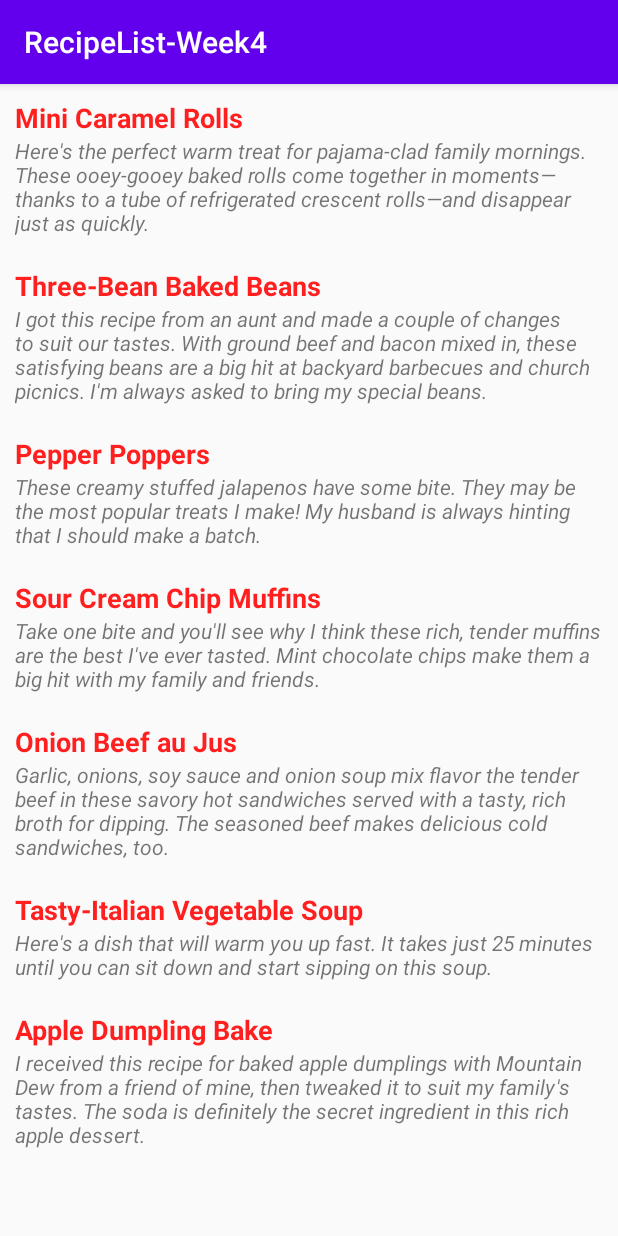
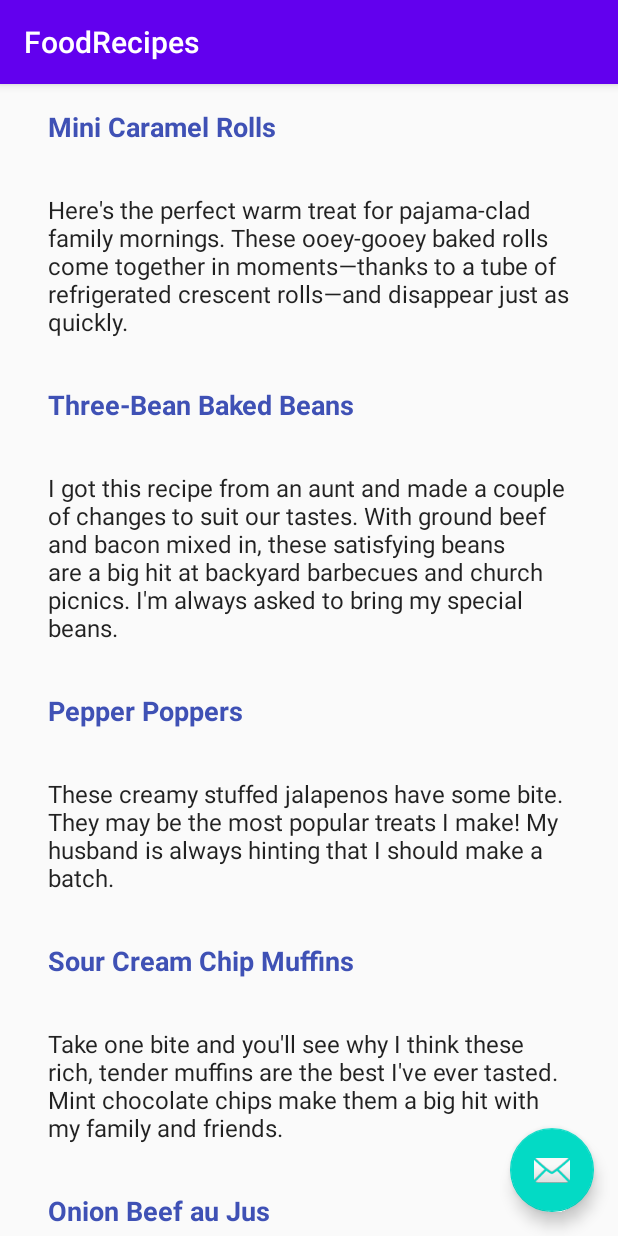
Before and after one commit to theemreergul/RecipeList-Week4, an Android app: the screen it shows after launch (MainActivity before the commit, FoodRecipeListActivity after it), on a phone screen of 412 x 824 dp. Run offline under Robolectric (Android 15) with nearby library versions, the phone set to English and light mode, and no system bars.

Commit message:
Converted the current activity into Master Detail Flow

```diff
--- a/app/build.gradle
+++ b/app/build.gradle
@@ -27,6 +27,8 @@ dependencies {
     implementation 'androidx.appcompat:appcompat:1.2.0'
     implementation 'androidx.constraintlayout:constraintlayout:2.0.1'
     implementation 'androidx.recyclerview:recyclerview:1.1.0'
+    implementation 'androidx.legacy:legacy-support-v4:1.0.0'
+    implementation 'com.google.android.material:material:1.2.1'
     testImplementation 'junit:junit:4.12'
     androidTestImplementation 'androidx.test.ext:junit:1.1.2'
     androidTestImplementation 'androidx.test.espresso:espresso-core:3.3.0'
--- /dev/null
+++ b/app/src/main/java/com/example/recipelist_week4/FoodRecipeListActivity.java
@@ -0,0 +1,143 @@
+package com.example.recipelist_week4;
+
+import android.content.Context;
+import android.content.Intent;
+import android.os.Bundle;
+
+import androidx.annotation.NonNull;
+import androidx.appcompat.app.AppCompatActivity;
+import androidx.recyclerview.widget.RecyclerView;
+import androidx.appcompat.widget.Toolbar;
+
+import com.google.android.material.floatingactionbutton.FloatingActionButton;
+import com.google.android.material.snackbar.Snackbar;
+
+import android.view.LayoutInflater;
+import android.view.View;
+import android.view.ViewGroup;
+import android.widget.TextView;
+
+import com.example.recipelist_week4.dummy.DummyContent;
+
+import java.util.List;
+
+/**
+ * An activity representing a list of FoodRecipes. This activity
+ * has different presentations for handset and tablet-size devices. On
+ * handsets, the activity presents a list of items, which when touched,
+ * lead to a {@link FoodRecipeDetailActivity} representing
+ * item details. On tablets, the activity presents the list of items and
+ * item details side-by-side using two vertical panes.
+ */
+public class FoodRecipeListActivity extends AppCompatActivity {
+
+    /**
+     * Whether or not the activity is in two-pane mode, i.e. running on a tablet
+     * device.
+     */
+    private boolean mTwoPane;
+
+    @Override
+    protected void onCreate(Bundle savedInstanceState) {
+        super.onCreate(savedInstanceState);
+        setContentView(R.layout.activity_foodrecipe_list);
+
+        Toolbar toolbar = (Toolbar) findViewById(R.id.toolbar);
+        setSupportActionBar(toolbar);
+        toolbar.setTitle(getTitle());
+
+        FloatingActionButton fab = (FloatingActionButton) findViewById(R.id.fab);
+        fab.setOnClickListener(new View.OnClickListener() {
+            @Override
+            public void onClick(View view) {
+                Snackbar.make(view, "Replace with your own action", Snackbar.LENGTH_LONG)
+                        .setAction("Action", null).show();
+            }
+        });
+
+        if (findViewById(R.id.foodrecipe_detail_container) != null) {
+            // The detail container view will be present only in the
+            // large-screen layouts (res/values-w900dp).
+            // If this view is present, then the
+            // activity should be in two-pane mode.
+            mTwoPane = true;
+        }
+
+        View recyclerView = findViewById(R.id.foodrecipe_list);
+        assert recyclerView != null;
+        setupRecyclerView((RecyclerView) recyclerView);
+    }
+
+    private void setupRecyclerView(@NonNull RecyclerView recyclerView) {
+        recyclerView.setAdapter(new SimpleItemRecyclerViewAdapter(this, DummyContent.ITEMS, mTwoPane));
+    }
+
+    public static class SimpleItemRecyclerViewAdapter
+            extends RecyclerView.Adapter<SimpleItemRecyclerViewAdapter.ViewHolder> {
+
+        private final FoodRecipeListActivity mParentActivity;
+        private final List<DummyContent.DummyItem> mValues;
+        private final boolean mTwoPane;
+        private final View.OnClickListener mOnClickListener = new View.OnClickListener() {
+            @Override
+            public void onClick(View view) {
+                DummyContent.DummyItem item = (DummyContent.DummyItem) view.getTag();
+                if (mTwoPane) {
+                    Bundle arguments = new Bundle();
+                    arguments.putString(FoodRecipeDetailFragment.ARG_ITEM_ID, item.id);
+                    FoodRecipeDetailFragment fragment = new FoodRecipeDetailFragment();
+                    fragment.setArguments(arguments);
+                    mParentActivity.getSupportFragmentManager().beginTransaction()
+                            .replace(R.id.foodrecipe_detail_container, fragment)
+                            .commit();
+                } else {
+                    Context context = view.getContext();
+                    Intent intent = new Intent(context, FoodRecipeDetailActivity.class);
+                    intent.putExtra(FoodRecipeDetailFragment.ARG_ITEM_ID, item.id);
+
+                    context.startActivity(intent);
+                }
+            }
+        };
+
+        SimpleItemRecyclerViewAdapter(FoodRecipeListActivity parent,
+                                      List<DummyContent.DummyItem> items,
+                                      boolean twoPane) {
+            mValues = items;
+            mParentActivity = parent;
+            mTwoPane = twoPane;
+        }
+
+        @Override
+        public ViewHolder onCreateViewHolder(ViewGroup parent, int viewType) {
+            View view = LayoutInflater.from(parent.getContext())
+                    .inflate(R.layout.foodrecipe_list_content, parent, false);
+            return new ViewHolder(view);
+        }
+
+        @Override
+        public void onBindViewHolder(final ViewHolder holder, int position) {
+            holder.mName.setText(mValues.get(position).rpName);
+            holder.mDetails.setText(mValues.get(position).rpDetail);
+
+            holder.itemView.setTag(mValues.get(position));
+            holder.itemView.setOnClickListener(mOnClickListener);
+        }
+
+        @Override
+        public int getItemCount() {
+            return mValues.size();
+        }
+
+        class ViewHolder extends RecyclerView.ViewHolder {
+            final TextView mName;
+            final TextView mDetails;
+
+            ViewHolder(View view) {
+                super(view);
+                mName = (TextView) view.findViewById(R.id.txtRecipeName);
+                mDetails = (TextView) view.findViewById(R.id.content);
+            }
+        }
+    }
+}
--- /dev/null
+++ b/app/src/main/java/com/example/recipelist_week4/dummy/DummyContent.java
@@ -0,0 +1,60 @@
+package com.example.recipelist_week4.dummy;
+
+import java.util.ArrayList;
+import java.util.HashMap;
+import java.util.List;
+import java.util.Map;
+
+/**
+ * Helper class for providing sample content for user interfaces created by
+ * Android template wizards.
+ * <p>
+ * TODO: Replace all uses of this class before publishing your app.
+ */
+public class DummyContent {
+
+    /**
+     * An array of sample (dummy) items.
+     */
+    public static final List<DummyItem> ITEMS = new ArrayList<DummyItem>();
+
+    /**
+     * A map of sample (dummy) items, by ID.
+     */
+    public static final Map<String, DummyItem> ITEM_MAP = new HashMap<String, DummyItem>();
+
+    private static final int COUNT = 25;
+
+    static {
+        addItem(new DummyItem("1","Mini Caramel Rolls","Here's the perfect warm treat for pajama-clad family mornings. These ooey-gooey baked rolls come together in moments—thanks to a tube of refrigerated crescent rolls—and disappear just as quickly."));
+        addItem(new DummyItem("2","Three-Bean Baked Beans","I got this recipe from an aunt and made a couple of changes to suit our tastes. With ground beef and bacon mixed in, these satisfying beans are a big hit at backyard barbecues and church picnics. I'm always asked to bring my special beans."));
+        addItem(new DummyItem("3","Pepper Poppers","These creamy stuffed jalapenos have some bite. They may be the most popular treats I make! My husband is always hinting that I should make a batch."));
+        addItem(new DummyItem("4","Sour Cream Chip Muffins","Take one bite and you'll see why I think these rich, tender muffins are the best I've ever tasted. Mint chocolate chips make them a big hit with my family and friends. "));
+        addItem(new DummyItem("5","Onion Beef au Jus","Garlic, onions, soy sauce and onion soup mix flavor the tender beef in these savory hot sandwiches served with a tasty, rich broth for dipping. The seasoned beef makes delicious cold sandwiches, too."));
+        addItem(new DummyItem("6","Tasty-Italian Vegetable Soup","Here's a dish that will warm you up fast. It takes just 25 minutes until you can sit down and start sipping on this soup."));
+        addItem(new DummyItem("7","Apple Dumpling Bake","I received this recipe for baked apple dumplings with Mountain Dew from a friend of mine, then tweaked it to suit my family's tastes. The soda is definitely the secret ingredient in this rich apple dessert."));
+    }
+
+    private static void addItem(DummyItem item) {
+        ITEMS.add(item);
+        ITEM_MAP.put(item.id, item);
+    }
+
+
+
+    /**
+     * A dummy item representing a piece of content.
+     */
+    public static class DummyItem {
+        public final String id;
+        public final String rpName;
+        public final String rpDetail;
+
+        public DummyItem(String id, String name, String details) {
+            this.id = id;
+            this.rpName = name;
+            this.rpDetail = details;
+        }
+
+    }
+}
--- /dev/null
+++ b/app/src/main/res/layout-w900dp/foodrecipe_list.xml
@@ -0,0 +1,37 @@
+<?xml version="1.0" encoding="utf-8"?>
+<LinearLayout xmlns:android="http://schemas.android.com/apk/res/android"
+    xmlns:app="http://schemas.android.com/apk/res-auto"
+    xmlns:tools="http://schemas.android.com/tools"
+    android:layout_width="match_parent"
+    android:layout_height="match_parent"
+    android:layout_marginLeft="16dp"
+    android:layout_marginRight="16dp"
+    android:baselineAligned="false"
+    android:divider="?android:attr/dividerHorizontal"
+    android:orientation="horizontal"
+    android:showDividers="middle"
+    tools:context=".FoodRecipeListActivity">
+
+    <!--
+    This layout is a two-pane layout for the FoodRecipes master/detail flow.
+    -->
+
+    <androidx.recyclerview.widget.RecyclerView xmlns:android="http://schemas.android.com/apk/res/android"
+        xmlns:tools="http://schemas.android.com/tools"
+        android:id="@+id/foodrecipe_list"
+        android:name="com.example.recipelist_week4.FoodRecipeListFragment"
+        android:layout_width="@dimen/item_width"
+        android:layout_height="match_parent"
+        android:layout_marginLeft="16dp"
+        android:layout_marginRight="16dp"
+        app:layoutManager="LinearLayoutManager"
+        tools:context="com.example.recipelist_week4.FoodRecipeListActivity"
+        tools:listitem="@layout/foodrecipe_list_content" />
+
+    <FrameLayout
+        android:id="@+id/foodrecipe_detail_container"
+        android:layout_width="0dp"
+        android:layout_height="match_parent"
+        android:layout_weight="3" />
+
+</LinearLayout>
--- /dev/null
+++ b/app/src/main/res/layout/activity_foodrecipe_list.xml
@@ -0,0 +1,41 @@
+<?xml version="1.0" encoding="utf-8"?>
+<androidx.coordinatorlayout.widget.CoordinatorLayout xmlns:android="http://schemas.android.com/apk/res/android"
+    xmlns:app="http://schemas.android.com/apk/res-auto"
+    xmlns:tools="http://schemas.android.com/tools"
+    android:layout_width="match_parent"
+    android:layout_height="match_parent"
+    android:fitsSystemWindows="true"
+    tools:context=".FoodRecipeListActivity">
+
+    <com.google.android.material.appbar.AppBarLayout
+        android:id="@+id/app_bar"
+        android:layout_width="match_parent"
+        android:layout_height="wrap_content"
+        android:theme="@style/AppTheme.AppBarOverlay">
+
+        <androidx.appcompat.widget.Toolbar
+            android:id="@+id/toolbar"
+            android:layout_width="match_parent"
+            android:layout_height="?attr/actionBarSize"
+            app:popupTheme="@style/AppTheme.PopupOverlay" />
+
+    </com.google.android.material.appbar.AppBarLayout>
+
+    <FrameLayout
+        android:id="@+id/frameLayout"
+        android:layout_width="match_parent"
+        android:layout_height="match_parent"
+        app:layout_behavior="@string/appbar_scrolling_view_behavior">
+
+        <include layout="@layout/foodrecipe_list" />
+    </FrameLayout>
+
+    <com.google.android.material.floatingactionbutton.FloatingActionButton
+        android:id="@+id/fab"
+        android:layout_width="wrap_content"
+        android:layout_height="wrap_content"
+        android:layout_gravity="bottom|end"
+        android:layout_margin="@dimen/fab_margin"
+        app:srcCompat="@android:drawable/ic_dialog_email" />
+
+</androidx.coordinatorlayout.widget.CoordinatorLayout>
--- /dev/null
+++ b/app/src/main/res/layout/foodrecipe_list.xml
@@ -0,0 +1,13 @@
+<?xml version="1.0" encoding="utf-8"?>
+<androidx.recyclerview.widget.RecyclerView xmlns:android="http://schemas.android.com/apk/res/android"
+    xmlns:app="http://schemas.android.com/apk/res-auto"
+    xmlns:tools="http://schemas.android.com/tools"
+    android:id="@+id/foodrecipe_list"
+    android:name="com.example.recipelist_week4.FoodRecipeListFragment"
+    android:layout_width="match_parent"
+    android:layout_height="match_parent"
+    android:layout_marginLeft="16dp"
+    android:layout_marginRight="16dp"
+    app:layoutManager="LinearLayoutManager"
+    tools:context=".FoodRecipeListActivity"
+    tools:listitem="@layout/foodrecipe_list_content" />
--- /dev/null
+++ b/app/src/main/res/layout/foodrecipe_list_content.xml
@@ -0,0 +1,23 @@
+<?xml version="1.0" encoding="utf-8"?>
+<LinearLayout xmlns:android="http://schemas.android.com/apk/res/android"
+    android:layout_width="wrap_content"
+    android:layout_height="wrap_content"
+    android:orientation="vertical">
+
+    <TextView
+        android:id="@+id/txtRecipeName"
+        android:layout_width="wrap_content"
+        android:layout_height="wrap_content"
+        android:layout_margin="@dimen/text_margin"
+        android:textAppearance="?attr/textAppearanceListItem"
+        android:textColor="#3F51B5"
+        android:textSize="18sp"
+        android:textStyle="bold" />
+
+    <TextView
+        android:id="@+id/content"
+        android:layout_width="wrap_content"
+        android:layout_height="wrap_content"
+        android:layout_margin="@dimen/text_margin"
+        android:textAppearance="?attr/textAppearanceListItem" />
+</LinearLayout>
--- /dev/null
+++ b/app/src/main/res/values/dimens.xml
@@ -0,0 +1,7 @@
+<?xml version="1.0" encoding="utf-8"?>
+<resources>
+    <dimen name="fab_margin">16dp</dimen>
+    <dimen name="app_bar_height">200dp</dimen>
+    <dimen name="item_width">200dp</dimen>
+    <dimen name="text_margin">16dp</dimen>
+</resources>
--- a/app/src/main/res/values/strings.xml
+++ b/app/src/main/res/values/strings.xml
@@ -1,5 +1,7 @@
 <resources>
     <string name="app_name">RecipeList-Week4</string>
     <string name="recipeimg">RecipeImg</string>
+    <string name="title_foodrecipe_list">FoodRecipes</string>
+    <string name="title_foodrecipe_detail">FoodRecipe Detail</string>
 
 </resources>
--- a/app/src/main/res/values/styles.xml
+++ b/app/src/main/res/values/styles.xml
@@ -7,4 +7,13 @@
         <item name="colorAccent">@color/colorAccent</item>
     </style>
 
+    <style name="AppTheme.NoActionBar">
+        <item name="windowActionBar">false</item>
+        <item name="windowNoTitle">true</item>
+    </style>
+
+    <style name="AppTheme.AppBarOverlay" parent="ThemeOverlay.AppCompat.Dark.ActionBar" />
+
+    <style name="AppTheme.PopupOverlay" parent="ThemeOverlay.AppCompat.Light" />
+
 </resources>
```
Also changed, not shown: app/src/main/AndroidManifest.xml (+23 -3 lines), app/src/main/java/com/example/recipelist_week4/FoodRecipeDetailActivity.java (added, +88 -0 lines), app/src/main/java/com/example/recipelist_week4/FoodRecipeDetailFragment.java (added, +72 -0 lines), app/src/main/res/layout/activity_foodrecipe_detail.xml (added, +54 -0 lines), app/src/main/res/layout/foodrecipe_detail.xml (added, +10 -0 lines).
